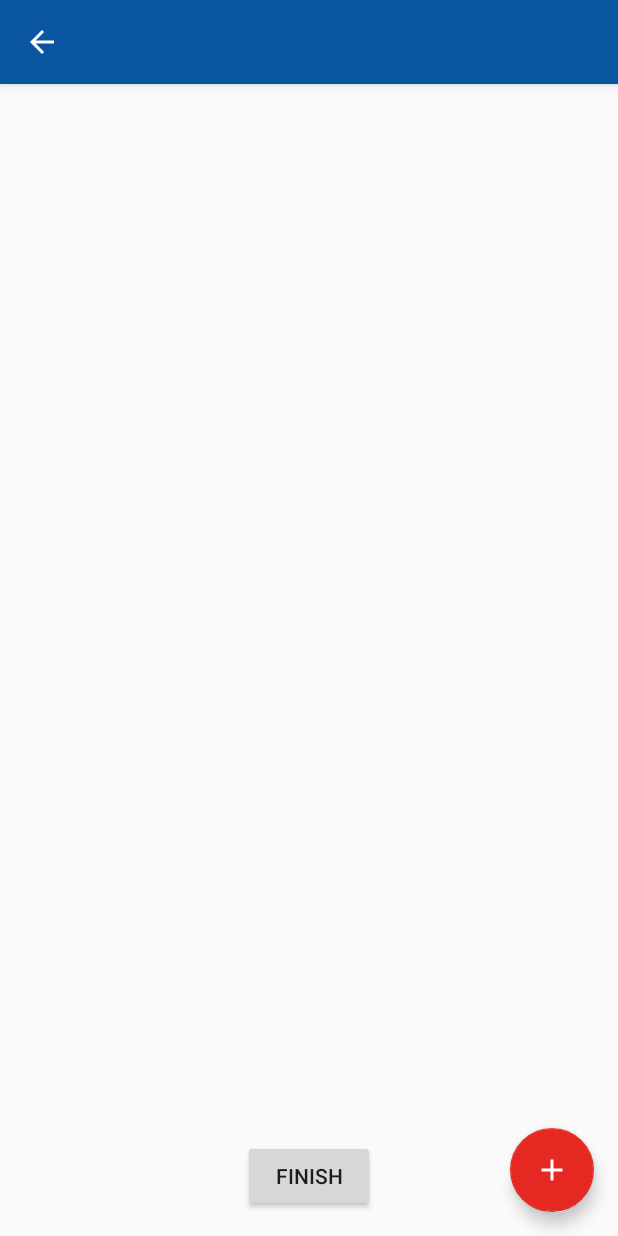
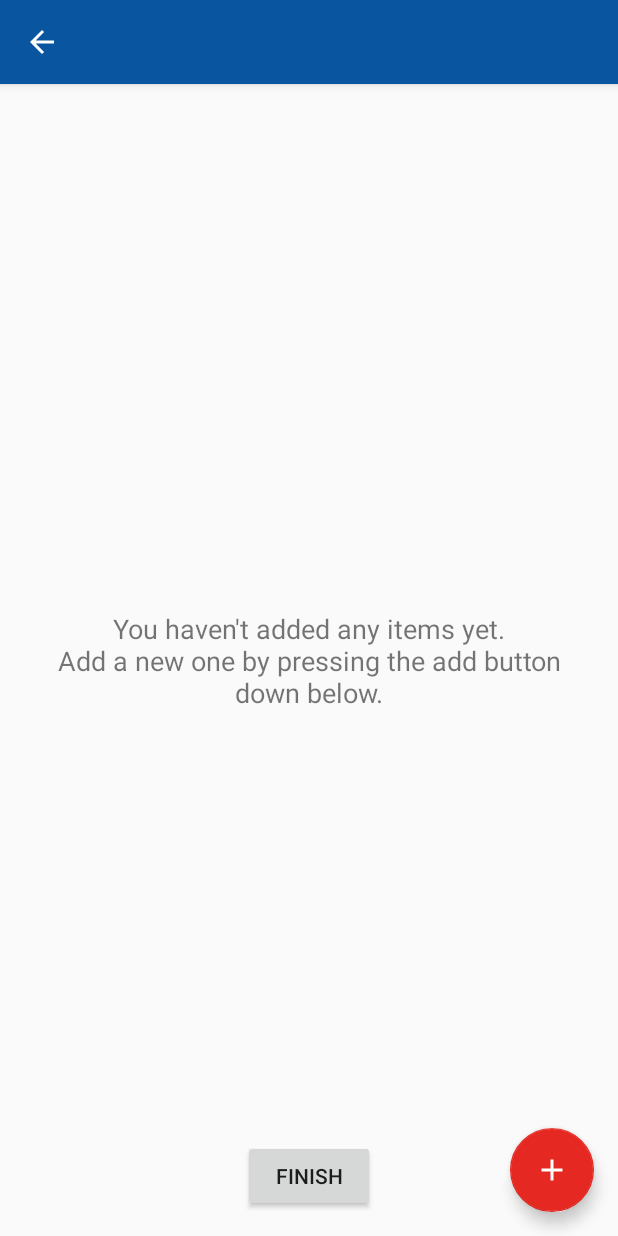
Before and after one commit to SteelColossus/Mobile-Application-Development-Coursework, an Android app: the ShoppingListActivity screen opened directly, with no data from a screen before it, on a phone screen of 412 x 824 dp. Run offline under Robolectric (Android 15) with nearby library versions, the phone set to English and light mode, and no system bars; pictures from the network do not load.

Commit message:
Add message when no items have been added

```diff
--- a/app/src/main/java/com/steelcolossus/mobiledev/mobileapplicationdevelopmentcoursework/ShoppingListActivity.java
+++ b/app/src/main/java/com/steelcolossus/mobiledev/mobileapplicationdevelopmentcoursework/ShoppingListActivity.java
@@ -93,6 +93,8 @@ public class ShoppingListActivity extends AppCompatActivity
         adapter = new ShoppingListAdapter(shoppingList.getItems(), isNew);
         recyclerView.setAdapter(adapter);
 
+        updateListVisibility();
+
         final Context context = this;
 
         FloatingActionButton fab = findViewById(R.id.fab);
@@ -125,6 +127,7 @@ public class ShoppingListActivity extends AppCompatActivity
                 {
                     case R.id.remove:
                         adapter.removeItem(shoppingListItem);
+                        updateListVisibility();
                         Snackbar.make(view, shoppingListItem.getName() + " removed", Snackbar.LENGTH_LONG).setAction("Action", null).show();
                         return true;
                     case R.id.changeItem:
@@ -162,6 +165,8 @@ public class ShoppingListActivity extends AppCompatActivity
                 ShoppingListItem result = data.getParcelableExtra(SearchProductsActivity.INTENT_TAG_PRODUCT);
 
                 adapter.addItem(result);
+
+                updateListVisibility();
             }
         }
         else if (requestCode == CHANGE_PRODUCT_REQUEST)
@@ -237,6 +242,13 @@ public class ShoppingListActivity extends AppCompatActivity
         return false;
     }
 
+    private void updateListVisibility()
+    {
+        int itemCount = adapter.getItemCount();
+        findViewById(R.id.noItemsTextView).setVisibility(itemCount > 0 ? View.INVISIBLE : View.VISIBLE);
+        findViewById(R.id.shoppingListRecyclerView).setVisibility(itemCount > 0 ? View.VISIBLE : View.INVISIBLE);
+    }
+
     private void showSaveShoppingListDialog(final BackNavigationCallback backNavigationCallback)
     {
         if (initialShoppingList == null || !shoppingList.equals(initialShoppingList))
--- a/app/src/main/java/com/steelcolossus/mobiledev/mobileapplicationdevelopmentcoursework/UserGuideActivity.java
+++ b/app/src/main/java/com/steelcolossus/mobiledev/mobileapplicationdevelopmentcoursework/UserGuideActivity.java
@@ -1,8 +1,7 @@
 package com.steelcolossus.mobiledev.mobileapplicationdevelopmentcoursework;
 
+import android.os.Bundle;
 import android.support.v7.app.AppCompatActivity;
-import android.os.Bundle;
-import android.text.Html;
 import android.webkit.WebView;
 
 public class UserGuideActivity extends AppCompatActivity
--- a/app/src/main/res/layout/content_shopping_list.xml
+++ b/app/src/main/res/layout/content_shopping_list.xml
@@ -8,10 +8,25 @@
     tools:context=".ShoppingListActivity"
     tools:showIn="@layout/activity_shopping_list">
 
+    <TextView
+        android:id="@+id/noItemsTextView"
+        android:layout_width="0dp"
+        android:layout_height="wrap_content"
+        android:layout_marginLeft="32dp"
+        android:layout_marginRight="32dp"
+        android:gravity="center"
+        android:text="@string/no_items_added_message"
+        android:textSize="18sp"
+        app:layout_constraintBottom_toBottomOf="parent"
+        app:layout_constraintEnd_toEndOf="parent"
+        app:layout_constraintStart_toStartOf="parent"
+        app:layout_constraintTop_toTopOf="parent" />
+
     <android.support.v7.widget.RecyclerView
         android:id="@+id/shoppingListRecyclerView"
         android:layout_width="0dp"
         android:layout_height="0dp"
+        android:visibility="gone"
         app:layout_constraintBottom_toBottomOf="parent"
         app:layout_constraintEnd_toEndOf="parent"
         app:layout_constraintStart_toStartOf="parent"
@@ -28,4 +43,5 @@
         app:layout_constraintBottom_toBottomOf="@+id/shoppingListRecyclerView"
         app:layout_constraintEnd_toEndOf="parent"
         app:layout_constraintStart_toStartOf="parent" />
+
 </android.support.constraint.ConstraintLayout>
--- a/app/src/main/res/values/strings.xml
+++ b/app/src/main/res/values/strings.xml
@@ -6,7 +6,8 @@
     <string name="product_name_default">Product Name</string>
     <string name="price_default">Price</string>
     <string name="product_image_default">Product Image</string>
-    <string name="no_lists_added_message">You haven\'t added any lists yet.\nTry adding a new one by clicking the add button down below!</string>
+    <string name="no_lists_added_message">You haven\'t added any lists yet.\nTry adding a new one by pressing the add button down below!</string>
+    <string name="no_items_added_message">You haven\'t added any items yet.\nAdd a new one by pressing the add button down below.</string>
     <string name="search_hint">Search products</string>
     <string name="search_title">Search</string>
     <string name="scanner_title">Scan</string>
```
Also changed, not shown: app/src/main/java/com/steelcolossus/mobiledev/mobileapplicationdevelopmentcoursework/MainActivity.java (+4 -4 lines).
